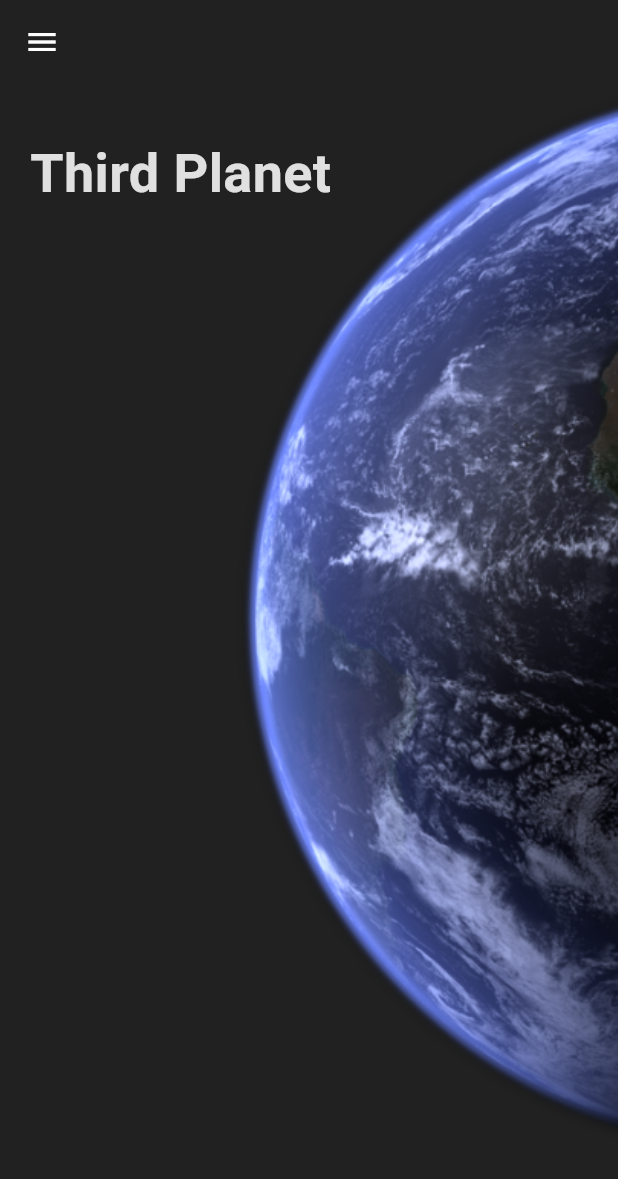
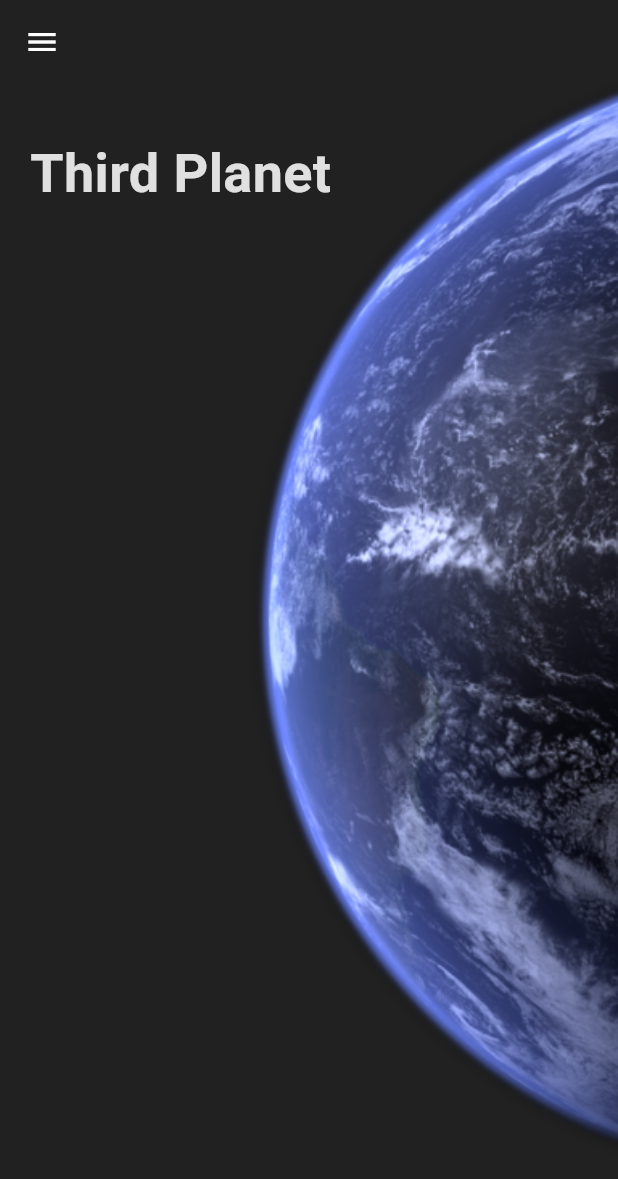
Before and after one commit to lok020/third_planet, a Flutter app: the screen it shows after launch, on a phone screen of 412 x 824 dp. Shown: the top 1179 px of the screen. Run offline on Flutter 3.47's test engine with Material 3 defaults, Android fonts, the phone set to English and light mode, and no system bars; our stand-ins replace package_info_plus.

Commit message:
fix: home page background image to fit in the web breakpoint

```diff
--- a/lib/pages/home_page.dart
+++ b/lib/pages/home_page.dart
@@ -20,14 +20,12 @@
       extendBodyBehindAppBar: true,
       body: Stack(
         children: [
-          Center(
-            child: Image.asset(
-              'assets/images/earth_home.png',
-              width: MediaQuery.of(context).size.width * 2,
-              height: MediaQuery.of(context).size.height * 0.95,
-              fit: BoxFit.fitHeight,
-              alignment: Alignment.topLeft,
-            ),
+          Image.asset(
+            'assets/images/earth_home.png',
+            width: MediaQuery.of(context).size.width,
+            height: MediaQuery.of(context).size.height,
+            fit: BoxFit.cover,
+            alignment: Alignment.topLeft,
           ),
           Padding(
             padding: const EdgeInsets.only(top: 90.0, left: 20.0),
```
